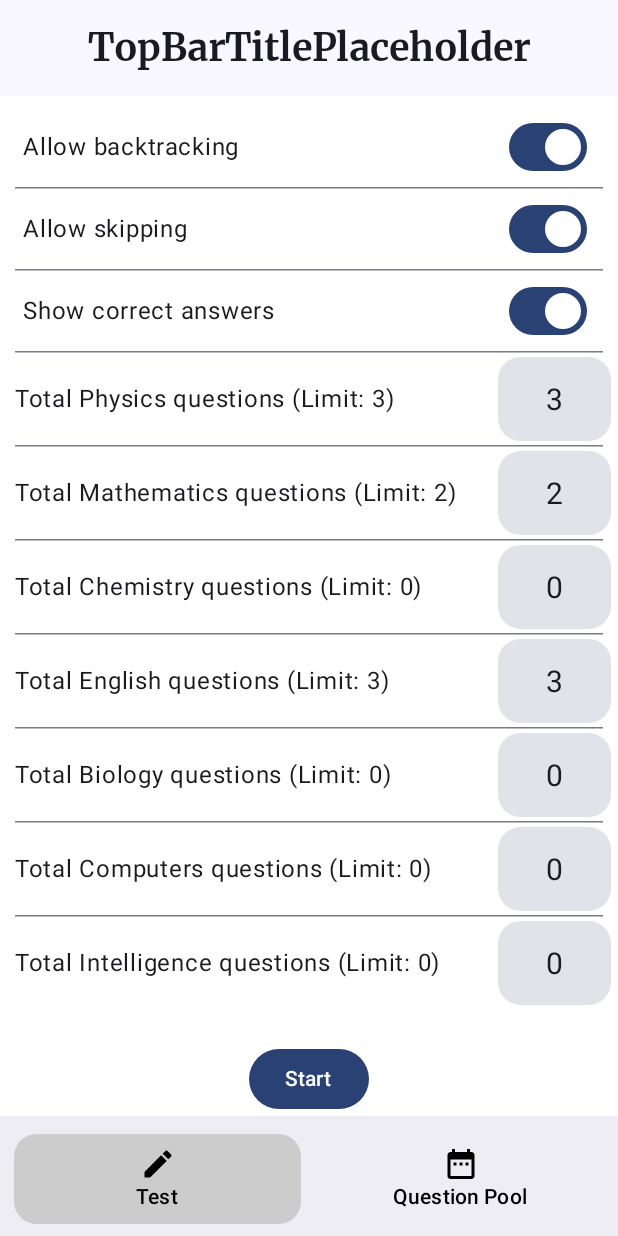
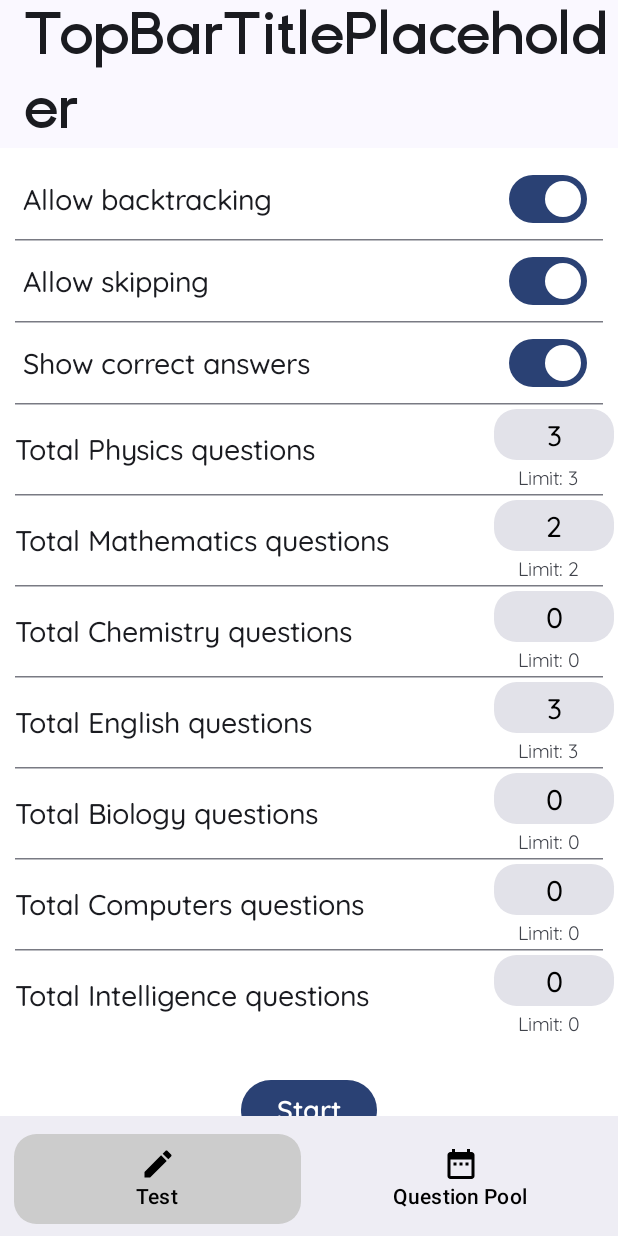
Before and after one commit to SohSohh/PrepApp, an Android app built with Jetpack Compose: the screen it shows after launch (MainActivity), on a phone screen of 412 x 824 dp. Run offline under Robolectric (Android 15) with nearby library versions, the light colour scheme and no system bars.

Commit message:
Fixed functionality, added some theming

```diff
--- /dev/null
+++ b/app/src/main/java/com/example/myapplication/FONT_TEST.kt
@@ -0,0 +1,48 @@
+package com.example.myapplication
+
+import androidx.compose.foundation.background
+import androidx.compose.foundation.layout.Arrangement
+import androidx.compose.foundation.layout.Column
+import androidx.compose.foundation.layout.Row
+import androidx.compose.foundation.layout.Spacer
+import androidx.compose.foundation.layout.fillMaxSize
+import androidx.compose.foundation.layout.fillMaxWidth
+import androidx.compose.foundation.layout.height
+import androidx.compose.foundation.layout.padding
+import androidx.compose.material3.MaterialTheme
+import androidx.compose.material3.Text
+import androidx.compose.runtime.Composable
+import androidx.compose.ui.Alignment
+import androidx.compose.ui.Modifier
+import androidx.compose.ui.graphics.Color
+import androidx.compose.ui.tooling.preview.Preview
+import androidx.compose.ui.unit.dp
+import com.example.compose.PreperationAppTheme
+
+@Composable
+fun FontTest() {
+    Column(modifier = Modifier
+        .fillMaxSize()
+        .background(color = Color.White)) {
+        Column(horizontalAlignment = Alignment.CenterHorizontally, modifier = Modifier.fillMaxWidth().padding(15.dp)) {
+            Text(text = "Placeholder", style = MaterialTheme.typography.titleLarge)
+        }
+        Text(text = "This is a sample question", style = MaterialTheme.typography.bodyMedium)
+        Text(text = "This is a sample choice", style = MaterialTheme.typography.bodySmall)
+        Spacer(modifier = Modifier.height(20.dp))
+        Text(text = "This is a configuration line", style = MaterialTheme.typography.displayMedium)
+        Spacer(modifier = Modifier.weight(1f))
+        Row(modifier = Modifier.fillMaxWidth().padding(15.dp), horizontalArrangement = Arrangement.SpaceEvenly) {
+            Text(text = "Pool", style = MaterialTheme.typography.displaySmall)
+            Text(text = "Test", style = MaterialTheme.typography.displaySmall)
+        }
+    }
+}
+
+@Composable
+@Preview
+fun FontTestPreview() {
+    PreperationAppTheme {
+        FontTest()
+    }
+}
--- a/app/src/main/java/com/example/myapplication/TestScreen/TestScreenConfiguration.kt
+++ b/app/src/main/java/com/example/myapplication/TestScreen/TestScreenConfiguration.kt
@@ -1,18 +1,28 @@
 package com.example.myapplication.TestScreen
 
 import android.annotation.SuppressLint
+import androidx.compose.animation.AnimatedVisibility
+import androidx.compose.animation.core.tween
+import androidx.compose.animation.fadeIn
+import androidx.compose.animation.fadeOut
+import androidx.compose.animation.slideInVertically
+import androidx.compose.animation.slideOutVertically
 import androidx.compose.foundation.background
+import androidx.compose.foundation.interaction.MutableInteractionSource
 import androidx.compose.foundation.layout.Arrangement
 import androidx.compose.foundation.layout.Box
 import androidx.compose.foundation.layout.Column
+import androidx.compose.foundation.layout.PaddingValues
 import androidx.compose.foundation.layout.Row
 import androidx.compose.foundation.layout.Spacer
+import androidx.compose.foundation.layout.consumeWindowInsets
 import androidx.compose.foundation.layout.fillMaxSize
 import androidx.compose.foundation.layout.fillMaxWidth
 import androidx.compose.foundation.layout.padding
 import androidx.compose.foundation.layout.requiredWidth
 import androidx.compose.foundation.rememberScrollState
 import androidx.compose.foundation.shape.RoundedCornerShape
+import androidx.compose.foundation.text.BasicTextField
 import androidx.compose.foundation.text.KeyboardActionScope
 import androidx.compose.foundation.text.KeyboardActions
 import androidx.compose.foundation.text.KeyboardOptions
@@ -20,6 +30,7 @@ import androidx.compose.foundation.verticalScroll
 import androidx.compose.material3.Button
 import androidx.compose.material3.ExperimentalMaterial3Api
 import androidx.compose.material3.HorizontalDivider
+import androidx.compose.material3.LocalTextStyle
 import androidx.compose.material3.MaterialTheme
 import androidx.compose.material3.Switch
 import androidx.compose.material3.Text
@@ -34,11 +45,13 @@ import androidx.compose.runtime.setValue
 import androidx.compose.ui.Alignment
 import androidx.compose.ui.Modifier
 import androidx.compose.ui.graphics.Color
+import androidx.compose.ui.platform.LocalDensity
 import androidx.compose.ui.platform.LocalFocusManager
 import androidx.compose.ui.platform.LocalSoftwareKeyboardController
 import androidx.compose.ui.text.TextStyle
 import androidx.compose.ui.text.input.ImeAction
 import androidx.compose.ui.text.input.KeyboardType
+import androidx.compose.ui.text.input.VisualTransformation
 import androidx.compose.ui.text.style.TextAlign
 import androidx.compose.ui.tooling.preview.Preview
 import androidx.compose.ui.unit.dp
@@ -47,6 +60,7 @@ import androidx.lifecycle.viewmodel.compose.viewModel
 import com.example.compose.PreperationAppTheme
 import com.example.myapplication.TestScreenUiState
 import com.example.myapplication.TestScreenViewModel
+import com.example.myapplication.dataAndNetwork.allQuestionsSet
 import com.example.myapplication.dataAndNetwork.englishQ
 import com.example.myapplication.dataAndNetwork.mathsQ
 import com.example.myapplication.dataAndNetwork.physicsQ
@@ -61,6 +75,7 @@ fun TestConfigurationScreen(
     onStartButtonClicked: () -> Unit = {}
 ) {
     val testScreenUiState by testScreenViewModel.uiState.collectAsState()
+    val totalQuestions = testScreenUiState.Physics + testScreenUiState.Mathematics + testScreenUiState.Chemistry + testScreenUiState.English + testScreenUiState.Biology + testScreenUiState.Computers + testScreenUiState.Intelligence
     Column(modifier = modifier
         .fillMaxSize()
         .background(color = Color.White)
@@ -73,7 +88,10 @@ fun TestConfigurationScreen(
         }
         Spacer(modifier = Modifier.weight(1f))
         Row(horizontalArrangement = Arrangement.Center, modifier = Modifier.fillMaxWidth()) {
-            NavigationButton(text = "Start", onClick = onStartButtonClicked, modifier = Modifier.padding(15.dp))
+            NavigationButton(text = "Start",
+                onClick = onStartButtonClicked,
+                modifier = Modifier.padding(15.dp),
+                enabledCondition = (totalQuestions <= allQuestionsSet.flatten().size))
         }  // THE PREVIEW MIGHT BE SHOWING THE NAV BUTTON SQUISHED BUT THE MAIN APP ACCOMMODATES SCROLL SPACE
         // FOR IT SO DON'T WORRY
     }
@@ -81,13 +99,24 @@ fun TestConfigurationScreen(
 
 @Composable
 fun NavigationButton(modifier: Modifier = Modifier, text:String, onClick: () -> Unit = {}, enabledCondition:Boolean = true) {
+    val density = LocalDensity.current.density
+    val offsetY = with(LocalDensity.current) { 20.dp.toPx() }
+    AnimatedVisibility(visible = enabledCondition,
+        enter = fadeIn( animationSpec = tween(500) )+ slideInVertically(
+            initialOffsetY = { -offsetY.toInt() } // Slide in from a little bit above
+        ),
+        exit = fadeOut( animationSpec = tween(500)) + slideOutVertically(
+            targetOffsetY = { -offsetY.toInt() } // Slide out to a little bit above
+        ),
+    )  {
         Button(
             onClick = onClick,
             modifier = modifier,
-        enabled = enabledCondition
         ) {
-        Text(text = text)
+            Text(text = text, style = MaterialTheme.typography.displaySmall)
         }
+    }
+
 }
 
 @SuppressLint("UnrememberedMutableState")
@@ -195,7 +224,8 @@ fun TextWithSwitch(modifier:Modifier = Modifier, text:String, checkedState:Boole
     Row(modifier = modifier.padding(horizontal = 5.dp), verticalAlignment = Alignment.CenterVertically) {
         Text(
             text = text,
-            modifier = Modifier.weight(5f)
+            modifier = Modifier.weight(5f),
+            style = MaterialTheme.typography.displayMedium
         )
         val onCheckChangedAdapter:(Boolean) -> Unit = {
             onCheckChange()
@@ -208,6 +238,7 @@ fun TextWithSwitch(modifier:Modifier = Modifier, text:String, checkedState:Boole
     }
 }
 
+@OptIn(ExperimentalMaterial3Api::class)
 @Composable
 fun TextWithTextField(modifier:Modifier = Modifier,
                       text:String,
@@ -215,7 +246,7 @@ fun TextWithTextField(modifier:Modifier = Modifier,
                       type: subjects,
                       testScreenViewModel: TestScreenViewModel,
                       questionLimit:Int = 0) {
-    var subject = when(type) {
+    val subject = when(type) {
         subjects.Physics -> testScreenUiState.Physics
         subjects.Mathematics -> testScreenUiState.Mathematics
         subjects.Chemistry -> testScreenUiState.Chemistry
@@ -230,7 +261,7 @@ fun TextWithTextField(modifier:Modifier = Modifier,
     var limitError by remember { mutableStateOf(false) }
     val onValChangeAdapter:(String) -> Unit = remember {
         {
-            if (it.length > questionLimit) {
+            if (it.length <= questionLimit) {
                 inputValue = it
             }
         }
@@ -241,38 +272,74 @@ fun TextWithTextField(modifier:Modifier = Modifier,
                 limitError = true
             } else {
                 limitError = false
+            }
             testScreenViewModel.assignQuestionsTo(type, inputValue.toInt())
-            }
             currentKeyboard?.hide() // Hide the keyboard
             focusManager.clearFocus() // Exit editing mode
         }
     }
+    val interactionSource = remember { MutableInteractionSource() }
     Row(modifier = modifier.padding(vertical = 0.0f.dp), verticalAlignment = Alignment.CenterVertically) {
-        Text(text = text + " (Limit: ${questionLimit})", modifier = Modifier.weight(5f))
-            TextField(
+        Text(text = text, modifier = Modifier.weight(5f), style = MaterialTheme.typography.displayMedium)
+            BasicTextField(value = inputValue,
+                onValueChange = onValChangeAdapter,
                 modifier = modifier
                     .weight(1f)
-                    .requiredWidth(75.dp)
-                    .align(Alignment.CenterVertically), // fix this issue of test not fitting
-                value = inputValue,
-                onValueChange = onValChangeAdapter,
+                    .requiredWidth(80.dp)
+                    .align(Alignment.CenterVertically),
                 keyboardOptions = KeyboardOptions(
                     keyboardType = KeyboardType.Number,
                     imeAction = ImeAction.Done
                     ),
                 keyboardActions = KeyboardActions(onDone = onDoneAdapter),
+                singleLine = true,
+                interactionSource = interactionSource,
+                textStyle = (TextStyle(textAlign = TextAlign.Center, fontSize = 20.sp, lineHeight = 15.sp) + MaterialTheme.typography.displayMedium)
+                ) { innerTextField ->
+                TextFieldDefaults.DecorationBox(
+                    value = inputValue,
+                    innerTextField = innerTextField,
+                    supportingText = { Text(text = "Limit: ${questionLimit}", style = MaterialTheme.typography.labelMedium, modifier = Modifier
+                        .padding(0.dp)
+                        .fillMaxWidth()) },
+                    enabled = true,
+                    singleLine = true,
+                    visualTransformation = VisualTransformation.None,
+                    interactionSource = interactionSource,
+                    shape = RoundedCornerShape(15.dp),
+                    isError = limitError,
                     colors = TextFieldDefaults.colors(
                         unfocusedIndicatorColor = Color.Transparent,
                         focusedIndicatorColor = Color.Transparent,
                         errorIndicatorColor = Color.Transparent,
-                    errorTextColor = MaterialTheme.colorScheme.error,
+                        errorContainerColor = MaterialTheme.colorScheme.errorContainer
                     ),
-                isError = limitError,
-                singleLine = true,
-                shape = RoundedCornerShape(15.dp),
-                textStyle = TextStyle(textAlign = TextAlign.Center, fontSize = 20.sp, lineHeight = 15.sp),
+                    contentPadding = PaddingValues(5.dp)
                 )
             }
+    }
+//    modifier = modifier
+//        .weight(1f)
+//        .requiredWidth(75.dp)
+//        .align(Alignment.CenterVertically), // fix this issue of test not fitting
+//    value = inputValue,
+//    onValueChange = onValChangeAdapter,
+//    keyboardOptions = KeyboardOptions(
+//        keyboardType = KeyboardType.Number,
+//        imeAction = ImeAction.Done
+//    ),
+//    keyboardActions = KeyboardActions(onDone = onDoneAdapter),
+//    colors = TextFieldDefaults.colors(
+//        unfocusedIndicatorColor = Color.Transparent,
+//        focusedIndicatorColor = Color.Transparent,
+//        errorIndicatorColor = Color.Transparent,
+//        errorTextColor = MaterialTheme.colorScheme.error,
+//    ),
+//    isError = limitError,
+//    singleLine = true,
+//    shape = RoundedCornerShape(15.dp),
+//    textStyle = TextStyle(textAlign = TextAlign.Center, fontSize = 20.sp, lineHeight = 15.sp) + MaterialTheme.typography.displayMedium,
+
 }
 @Preview
 @Composable
--- a/app/src/main/java/com/example/myapplication/TestScreenViewModel.kt
+++ b/app/src/main/java/com/example/myapplication/TestScreenViewModel.kt
@@ -42,7 +42,8 @@ data class TestScreenUiState(
     //STATES
     var showBars:Boolean = true,
     var showBottomBar:Boolean = false,
-    var currentScreen:String = "TestConfigurationScreen"
+    var currentScreen:String = "TestConfigurationScreen",
+    var eligibleForTest:Boolean = true,
 )
 class TestScreenViewModel:ViewModel() {
     private val _uiState = MutableStateFlow(TestScreenUiState())
@@ -140,7 +141,20 @@ class TestScreenViewModel:ViewModel() {
             )
         }
     }
-
+    fun disableEligility() {
+        _uiState.update {currentState ->
+            currentState.copy(
+                eligibleForTest = false
+            )
+        }
+    }
+    fun enableEligility() {
+        _uiState.update {currentState ->
+            currentState.copy(
+                eligibleForTest = true
+            )
+        }
+    }
     fun addAnswer() {
         _uiState.update { currentState ->
             val newAnswer = if (currentState.currentQuestion != currentState.answers.size) {
--- a/app/src/main/java/com/example/myapplication/ui/theme/Type.kt
+++ b/app/src/main/java/com/example/myapplication/ui/theme/Type.kt
@@ -4,8 +4,8 @@ import androidx.compose.material3.Typography
 import androidx.compose.ui.text.TextStyle
 import androidx.compose.ui.text.font.Font
 import androidx.compose.ui.text.font.FontFamily
+import androidx.compose.ui.text.font.FontStyle
 import androidx.compose.ui.text.font.FontWeight
-import androidx.compose.ui.unit.dp
 import androidx.compose.ui.unit.sp
 import com.example.myapplication.R
 
@@ -16,25 +16,53 @@ val merriRegular = FontFamily(
     Font(R.font.merriweather_bold, FontWeight.Bold),
     Font(R.font.merriweather_light, FontWeight.Light),
 )
+val quicksand = FontFamily(
+    Font(R.font.quicksand_semibold, FontWeight.SemiBold, FontStyle.Normal),
+    Font(R.font.quicksand_regular, FontWeight.Normal, FontStyle.Normal),
+    Font(R.font.quicksand_light, FontWeight.Light, FontStyle.Normal),
+    Font(R.font.quicksand_medium, FontWeight.Medium, FontStyle.Normal),
+    Font(R.font.quicksand_bold, FontWeight.Bold, FontStyle.Normal),
+
+)
+
+val ztgatha = FontFamily(
+    Font(R.font.ztgatha_semibold, FontWeight.SemiBold, FontStyle.Normal)
+)
+
 val Typography = Typography(
-    titleLarge = TextStyle(
-        fontFamily = merriRegular,
+    titleLarge = TextStyle( // For topbar Heading
+        fontFamily = ztgatha,
         fontWeight = FontWeight.Bold,
-        fontSize = 25.sp
+        fontStyle = FontStyle.Normal,
+        fontSize = 40.sp
     ),
-    displayMedium = TextStyle(
-        fontFamily = merriRegular,
+    displayMedium = TextStyle( // For configuration / settings
+        fontFamily = quicksand,
+        fontWeight = FontWeight.Medium,
+        fontSize = 19.sp
+    ),
+    displaySmall = TextStyle( // for bottom bar elements and buttons
+        fontFamily = quicksand,
+        fontWeight = FontWeight.SemiBold,
+        fontSize = 18.sp
+    ),
+    bodySmall = TextStyle( // For choices
+        fontFamily = quicksand,
         fontWeight = FontWeight.Normal,
-        fontSize = 20.sp
+        fontStyle = FontStyle.Normal,
+        fontSize = 23.sp
     ),
-    bodySmall = TextStyle(
-        fontFamily = merriRegular,
+    bodyMedium = TextStyle( // FOR Questions
+        fontFamily = quicksand,
+        fontWeight = FontWeight.SemiBold,
+        fontStyle = FontStyle.Normal,
+        fontSize = 27.sp
+    ),
+    labelMedium = TextStyle( // For labels and such
+        fontFamily = quicksand,
         fontWeight = FontWeight.Normal,
-        fontSize = 50.sp
-    ),
-    titleSmall = TextStyle(
-        fontFamily = merriRegular,
-        fontSize = 15.sp
+        fontStyle = FontStyle.Normal,
+        fontSize = 13.sp
     )
     // Add other text styles as needed
 )
```
Also changed, not shown: app/src/main/res/font/quicksand_bold.ttf (added), app/src/main/res/font/quicksand_light.ttf (added), app/src/main/res/font/quicksand_medium.ttf (added), app/src/main/res/font/quicksand_regular.ttf (added), app/src/main/res/font/quicksand_semibold.ttf (added), app/src/main/res/font/ztgatha_semibold.ttf (added). Lines whose indentation alone changed are shown as unchanged.
